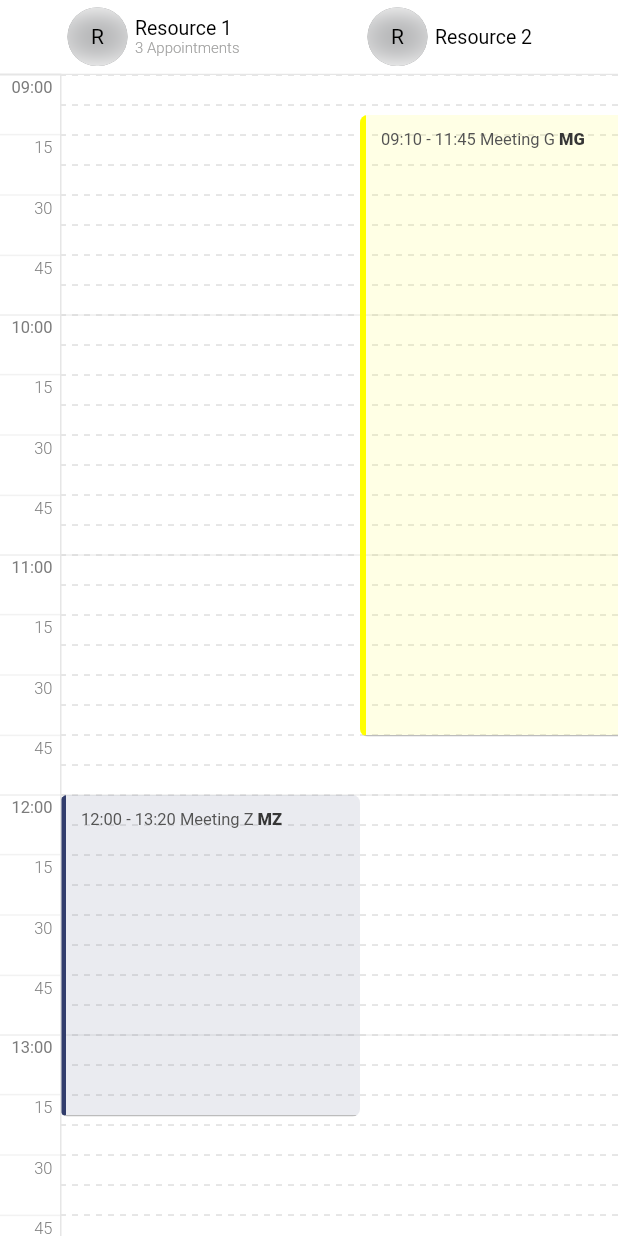
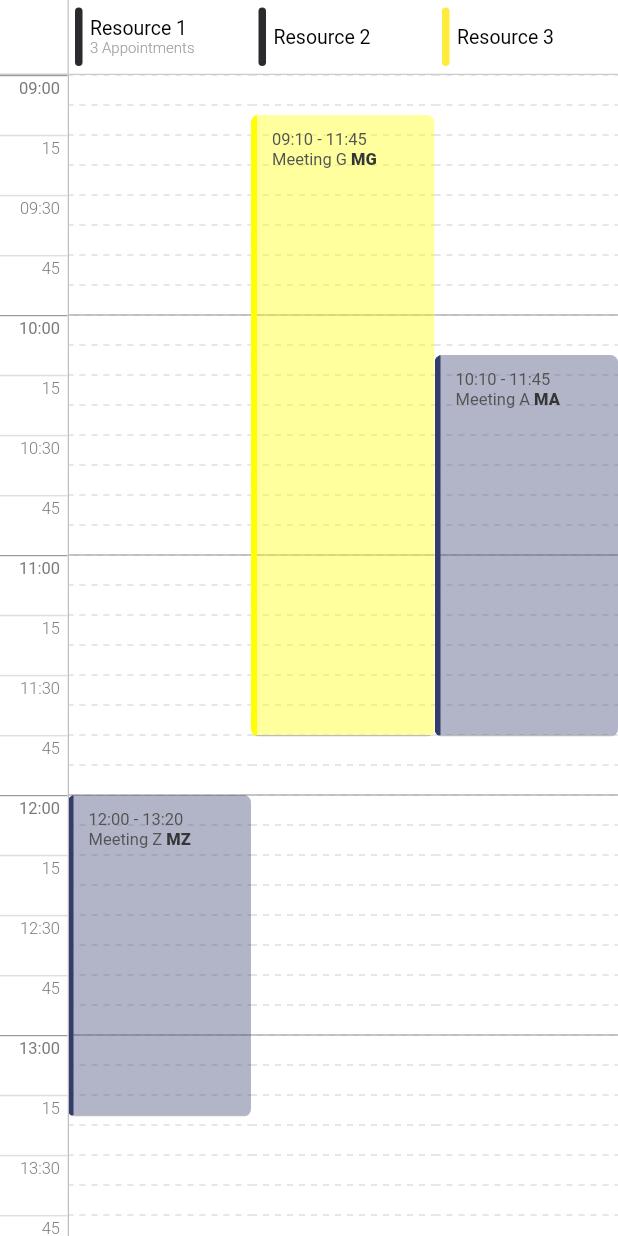
Before and after one commit to iliyass-zamouri/flutter_agenda, a Flutter app: the screen it shows after launch, on a phone screen of 412 x 824 dp. Run offline on Flutter 3.47's test engine with Material 2 defaults, Android fonts, the phone set to English and light mode, and no system bars.

```diff
--- a/example/lib/main.dart
+++ b/example/lib/main.dart
@@ -29,8 +29,8 @@ class _AgendaScreenState extends State<AgendaScreen> {
     super.initState();
     resources = [
       Pillar(
-        head: PillarHead(
-            title: 'Resource 1', subtitle: '3 Appointments', object: 1),
+        head:
+            Header(title: 'Resource 1', subtitle: '3 Appointments', object: 1),
         events: [
           AgendaEvent(
             title: 'Meeting D',
@@ -48,7 +48,7 @@ class _AgendaScreenState extends State<AgendaScreen> {
         ],
       ),
       Pillar(
-        head: PillarHead(title: 'Resource 2', object: 2),
+        head: Header(title: 'Resource 2', object: 2),
         events: [
           AgendaEvent(
             title: 'Meeting G',
@@ -60,7 +60,7 @@ class _AgendaScreenState extends State<AgendaScreen> {
         ],
       ),
       Pillar(
-        head: PillarHead(title: 'Resource 3', object: 3, color: Colors.yellow),
+        head: Header(title: 'Resource 3', object: 3, color: Colors.yellow),
         events: [
           AgendaEvent(
             title: 'Meeting A',
@@ -81,17 +81,14 @@ class _AgendaScreenState extends State<AgendaScreen> {
     return SafeArea(
       child: Scaffold(
         body: FlutterAgenda(
-          // the default view is timeItemHeight = 80 the timeline will be shown in 30 min view
-          // and if you  setState it 160 it will be the 15 min view
-          // or you can set it 60 and show an hourly timeline
+          resources: resources,
           agendaStyle: AgendaStyle(
-              startHour: 9,
-              endHour: 20,
-              pillarSeperator: false,
-              visibleTimeBorder: true,
-              timeItemWidth: 40,
-              timeSlot: TimeSlot.quarter),
-          pillarList: resources,
+            startHour: 9,
+            endHour: 20,
+            headerLogo: HeaderLogo.bar,
+            timeItemWidth: 45,
+            timeSlot: TimeSlot.quarter,
+          ),
           // the click else where (other than an event because it has it's own onTap parameter)
           // you get the object linked to the head object of the pillar which could be you project costume object
           // and the cliked time
--- a/lib/flutter_agenda.dart
+++ b/lib/flutter_agenda.dart
@@ -1,6 +1,7 @@
 library flutter_agenda;
 
-export 'src/models/pillar_head.dart';
+export 'src/models/header.dart';
+export 'src/models/header_logo.dart';
 export 'src/models/time_slot.dart';
 export 'src/models/pillar.dart';
 export 'src/models/agenda_event.dart';
--- a/lib/src/extensions/separator.dart
+++ b/lib/src/extensions/separator.dart
@@ -8,7 +8,7 @@ extension Seperator on Iterable<Widget> {
       widgets.add(Divider(
         thickness: 1,
         height: 1,
-        color: color.withOpacity(0.5),
+        color: color.withOpacity(0.25),
       ));
     });
     widgets.removeLast();
--- a/lib/src/models/pillar_head.dart
+++ b/lib/src/models/header.dart
@@ -1,6 +1,6 @@
 import 'package:flutter/material.dart';
 
-class PillarHead {
+class Header {
   final String title;
 
   final String? subtitle;
@@ -19,7 +19,7 @@ class PillarHead {
 
   final Color color;
 
-  PillarHead({
+  Header({
     required this.title,
     this.subtitle,
     this.object,
--- /dev/null
+++ b/lib/src/models/header_logo.dart
@@ -0,0 +1,4 @@
+enum HeaderLogo {
+  circle,
+  bar,
+}
--- a/lib/src/models/pillar.dart
+++ b/lib/src/models/pillar.dart
@@ -1,11 +1,11 @@
-import 'package:flutter_agenda/src/models/pillar_head.dart';
+import 'package:flutter_agenda/src/models/header.dart';
 import 'package:flutter_agenda/src/models/agenda_event.dart';
 
 class Pillar {
   /// Pillar object helps link the resource with his appointments.
 
   /// [head] employee/resource.
-  final PillarHead head;
+  final Header head;
 
   /// [events] (appointments/Todos) linked to the head.
   final List<AgendaEvent> events;
--- a/lib/src/styles/agenda_style.dart
+++ b/lib/src/styles/agenda_style.dart
@@ -1,4 +1,5 @@
 import 'package:flutter/material.dart';
+import 'package:flutter_agenda/src/models/header_logo.dart';
 import 'package:flutter_agenda/src/models/time_slot.dart';
 
 class AgendaStyle {
@@ -7,25 +8,27 @@ class AgendaStyle {
     this.startHour: 0,
     this.endHour: 24,
     this.cornerBottom: true,
-    this.cornerRight: false,
+    this.cornerRight: true,
     this.pillarColor: Colors.white,
     this.cornerColor: Colors.white,
     this.timelineColor: Colors.white,
     this.timelineItemColor: Colors.white,
     this.headSeperator: false,
-    this.pillarSeperator: true,
+    this.pillarSeperator: false,
     this.mainBackgroundColor: Colors.white,
     this.decorationLineBorderColor: const Color(0xFFCECECE),
     // this.eventBackgroundColor: Colors.white,
     this.headBottomBorder = true,
-    this.timelineBorderColor: const Color(0xFFE6E6E6),
+    this.fittedWidth = true,
+    this.timelineBorderColor: const Color(0xFF7F7F7F),
     this.timeItemTextColor: const Color(0xFF7B7B7B),
     this.eventRadius: 5,
     this.timeItemTextStyle: const TextStyle(
         color: Color(0xFFF999999), fontSize: 11, fontWeight: FontWeight.w300),
     this.pillarWidth: 200,
-    this.pillarHeadHeight: 50,
+    this.headerHeight: 50,
     this.timeSlot: TimeSlot.half,
+    this.headerLogo = HeaderLogo.circle,
     this.timeItemWidth: 70,
     this.decorationLineHeight: 20,
     this.decorationLineDashWidth: 4,
@@ -46,6 +49,8 @@ class AgendaStyle {
   final int endHour;
 
   final Color pillarColor;
+
+  final HeaderLogo headerLogo;
 
   final Color cornerColor;
 
@@ -71,13 +76,16 @@ class AgendaStyle {
 
   final Color decorationLineBorderColor;
 
+  // pillar width
   final double pillarWidth;
+
+  final bool fittedWidth;
 
   final bool headSeperator;
 
   final bool pillarSeperator;
 
-  final double pillarHeadHeight;
+  final double headerHeight;
 
   /// this timeSlot is so important.
   ///
--- a/lib/src/utils/utils.dart
+++ b/lib/src/utils/utils.dart
@@ -8,6 +8,31 @@ class Utils {
     return target.year == date.year &&
         target.month == date.month &&
         target.day == date.day;
+  }
+
+  static double pillarWidth(int lenght, double timeWidth, double defaultWidth,
+      Orientation orientation) {
+    MediaQueryData mediaData =
+        MediaQueryData.fromWindow(WidgetsBinding.instance!.window);
+    double screenWidth = mediaData.size.width;
+    switch (orientation) {
+      case Orientation.portrait:
+        if (screenWidth < 480 && lenght < 4) {
+          return (screenWidth - timeWidth) / lenght;
+        } else if (lenght < 8) {
+          return (screenWidth - timeWidth) / lenght;
+        } else {
+          return defaultWidth;
+        }
+      case Orientation.landscape:
+        if (screenWidth < 480 && lenght < 6) {
+          return (screenWidth - timeWidth) / lenght;
+        } else if (lenght < 12) {
+          return (screenWidth - timeWidth) / lenght;
+        } else {
+          return defaultWidth;
+        }
+    }
   }
 
   static String removeLastWord(String string) {
--- a/lib/src/views/agenda_screen.dart
+++ b/lib/src/views/agenda_screen.dart
@@ -2,6 +2,7 @@ import 'dart:ui';
 import 'package:flutter/material.dart';
 import 'package:flutter_agenda/flutter_agenda.dart';
 import 'package:flutter_agenda/src/controllers/scroll_linker.dart';
+import 'package:flutter_agenda/src/models/header_logo.dart';
 import 'package:flutter_agenda/src/models/time_slot.dart';
 import 'package:flutter_agenda/src/utils/scroll_config.dart';
 import 'package:flutter_agenda/src/utils/utils.dart';
@@ -13,7 +14,7 @@ class FlutterAgenda extends StatefulWidget {
   /// Agenda visualization only one required parameter [pillarsList].
   FlutterAgenda({
     Key? key,
-    required this.pillarList,
+    required this.resources,
     this.onTap,
     this.agendaStyle: const AgendaStyle(),
   }) : super(key: key);
@@ -23,7 +24,7 @@ class FlutterAgenda extends StatefulWidget {
   /// [head] employee/resource.
   ///
   /// [events] (appointments/Todos) linked to the head.
-  final List<Pillar> pillarList;
+  final List<Pillar> resources;
 
   /// longpress callback in an empty space in the calendar.
   ///
@@ -40,9 +41,12 @@ class FlutterAgenda extends StatefulWidget {
   _FlutterAgendaState createState() => _FlutterAgendaState();
 }
 
+// scroll linkers
 late ScrollLinker _horizontalScrollLinker;
 late ScrollLinker _verticalScrollLinker;
+// vertical scroll controllers
 List<ScrollController> _verticalScrollControllers = <ScrollController>[];
+// horizontal (header, body) scroll controllers
 late ScrollController _headerScrollController;
 late ScrollController _bodyScrollController;
 
@@ -60,7 +64,7 @@ class _FlutterAgendaState extends State<FlutterAgenda> {
 
     // sychronize the scroll of the horizontal scrollers
     _verticalScrollControllers.add(_verticalScrollLinker.addAndGet());
-    for (var i = 0; i < widget.pillarList.length; i++) {
+    for (var i = 0; i < widget.resources.length; i++) {
       _verticalScrollControllers.add(_verticalScrollLinker.addAndGet());
     }
   }
@@ -68,9 +72,15 @@ class _FlutterAgendaState extends State<FlutterAgenda> {
   @override
   void dispose() {
     super.dispose();
+    // disposing the vetical scrollers
     for (var i = 0; i < _verticalScrollControllers.length; i++) {
       _verticalScrollControllers[i].dispose();
     }
+    // clearing the vertical scrollers list
+    _verticalScrollControllers.clear();
+    // disposing the horizontal scrollers
+    _headerScrollController.dispose();
+    _bodyScrollController.dispose();
   }
 
   @override
@@ -91,20 +101,23 @@ class _FlutterAgendaState extends State<FlutterAgenda> {
       top: 0,
       child: SizedBox(
         width: widget.agendaStyle.timeItemWidth + 1,
-        height: widget.agendaStyle.pillarHeadHeight,
+        height: widget.agendaStyle.headerHeight,
         child: DecoratedBox(
+          position: DecorationPosition.background,
           decoration: BoxDecoration(
             color: widget.agendaStyle.cornerColor,
             border: Border(
                 right: !widget.agendaStyle.cornerRight
                     ? BorderSide.none
                     : BorderSide(
-                        color: widget.agendaStyle.timelineBorderColor,
+                        color: widget.agendaStyle.timelineBorderColor
+                            .withOpacity(0.4),
                       ),
                 bottom: !widget.agendaStyle.cornerBottom
                     ? BorderSide.none
                     : BorderSide(
-                        color: widget.agendaStyle.timelineBorderColor,
+                        color: widget.agendaStyle.timelineBorderColor
+                            .withOpacity(0.4),
                       )),
           ),
         ),
@@ -116,18 +129,19 @@ class _FlutterAgendaState extends State<FlutterAgenda> {
     return Padding(
       padding: EdgeInsets.only(
         left: widget.agendaStyle.timeItemWidth,
-        top: widget.agendaStyle.pillarHeadHeight,
+        top: widget.agendaStyle.headerHeight,
       ),
       child: ScrollConfiguration(
         behavior: NoGlowScroll(),
         child: ListView(
           scrollDirection: Axis.horizontal,
           controller: _bodyScrollController,
-          children: widget.pillarList.map((pillar) {
+          children: widget.resources.map((pillar) {
             return PillarView(
               headObject: pillar.head.object,
+              lenght: widget.resources.length,
               scrollController: _verticalScrollControllers[
-                  widget.pillarList.indexOf(pillar) + 1],
+                  widget.resources.indexOf(pillar) + 1],
               events: pillar.events,
               callBack: (p0, p1) => widget.onTap!(p0, p1),
               agendaStyle: widget.agendaStyle,
@@ -142,11 +156,13 @@ class _FlutterAgendaState extends State<FlutterAgenda> {
     return Container(
       alignment: Alignment.topLeft,
       width: widget.agendaStyle.timeItemWidth + 1,
-      padding: EdgeInsets.only(top: widget.agendaStyle.pillarHeadHeight),
+      padding: EdgeInsets.only(top: widget.agendaStyle.headerHeight),
       decoration: BoxDecoration(
         color: widget.agendaStyle.timelineColor,
         border: Border(
-            right: BorderSide(color: widget.agendaStyle.timelineBorderColor)),
+            right: BorderSide(
+                color:
+                    widget.agendaStyle.timelineBorderColor.withOpacity(0.5))),
       ),
       child: ScrollConfiguration(
         behavior: NoGlowScroll(),
@@ -165,8 +181,9 @@ class _FlutterAgendaState extends State<FlutterAgenda> {
               decoration: BoxDecoration(
                 border: Border(
                   top: BorderSide(
-                    color: widget.agendaStyle.timelineBorderColor,
-                    width: 0,
+                    color:
+                        widget.agendaStyle.timelineBorderColor.withOpacity(0.8),
+                    width: 0.8,
                   ),
                 ),
                 color: widget.agendaStyle.timelineItemColor,
@@ -184,7 +201,7 @@ class _FlutterAgendaState extends State<FlutterAgenda> {
                             style: widget.agendaStyle.timeItemTextStyle
                                 .copyWith(
                                     color: widget.agendaStyle.timeItemTextColor,
-                                    fontWeight: FontWeight.w400),
+                                    fontWeight: FontWeight.w500),
                             textAlign: TextAlign.right,
                           ),
                         ),
@@ -192,7 +209,7 @@ class _FlutterAgendaState extends State<FlutterAgenda> {
                           padding:
                               EdgeInsets.symmetric(vertical: 2, horizontal: 5),
                           child: Text(
-                            Utils.minFormatter(30),
+                            Utils.hourFormatter(hour, 30),
                             style: widget.agendaStyle.timeItemTextStyle
                                 .copyWith(
                                     color:
@@ -239,7 +256,7 @@ class _FlutterAgendaState extends State<FlutterAgenda> {
                               padding: EdgeInsets.symmetric(
                                   vertical: 2, horizontal: 5),
                               child: Text(
-                                Utils.minFormatter(30),
+                                Utils.hourFormatter(hour, 30),
                                 style: widget.agendaStyle.timeItemTextStyle
                                     .copyWith(
                                         color: widget
@@ -290,10 +307,11 @@ class _FlutterAgendaState extends State<FlutterAgenda> {
         border: !widget.agendaStyle.headBottomBorder
             ? null
             : Border(
-                bottom:
-                    BorderSide(color: widget.agendaStyle.timelineBorderColor)),
+                bottom: BorderSide(
+                    color: widget.agendaStyle.timelineBorderColor
+                        .withOpacity(0.4))),
       ),
-      height: widget.agendaStyle.pillarHeadHeight,
+      height: widget.agendaStyle.headerHeight,
       padding: EdgeInsets.only(left: widget.agendaStyle.timeItemWidth),
       child: ScrollConfiguration(
         behavior: NoGlowScroll(),
@@ -301,15 +319,21 @@ class _FlutterAgendaState extends State<FlutterAgenda> {
           scrollDirection: Axis.horizontal,
           controller: _headerScrollController,
           shrinkWrap: true,
-          children: widget.pillarList.map((pillar) {
+          children: widget.resources.map((pillar) {
             return GestureDetector(
               onTap: () => pillar.head.onTap,
               child: Container(
-                width: widget.agendaStyle.pillarWidth,
+                width: widget.agendaStyle.fittedWidth
+                    ? Utils.pillarWidth(
+                        widget.resources.length,
+                        widget.agendaStyle.timeItemWidth,
+                        widget.agendaStyle.pillarWidth,
+                        MediaQuery.of(context).orientation)
+                    : widget.agendaStyle.pillarWidth,
                 height: pillar.head.height,
                 decoration: BoxDecoration(
                   color: pillar.head.backgroundColor,
-                  border: !widget.agendaStyle.pillarSeperator
+                  border: !widget.agendaStyle.headSeperator
                       ? null
                       : Border(
                           left: BorderSide(
@@ -323,7 +347,9 @@ class _FlutterAgendaState extends State<FlutterAgenda> {
                       Padding(
                         padding:
                             EdgeInsets.symmetric(horizontal: 5, vertical: 5),
-                        child: Material(
+                        child: widget.agendaStyle.headerLogo ==
+                                HeaderLogo.circle
+                            ? Material(
                                 color: pillar.head.color.withOpacity(0.5),
                                 borderRadius: BorderRadius.circular(50),
                                 child: ClipRRect(
@@ -334,7 +360,8 @@ class _FlutterAgendaState extends State<FlutterAgenda> {
                                       sigmaY: 7.0,
                                     ),
                                     child: Container(
-                                width: widget.agendaStyle.pillarHeadHeight - 10,
+                                      width:
+                                          widget.agendaStyle.headerHeight - 10,
                                       decoration: BoxDecoration(
                                         color: Colors.transparent,
                                         borderRadius: BorderRadius.circular(50),
@@ -350,6 +377,14 @@ class _FlutterAgendaState extends State<FlutterAgenda> {
                                       ),
                                     ),
                                   ),
+                                ),
+                              )
+                            : Container(
+                                width: 5,
+                                height: widget.agendaStyle.headerHeight,
+                                decoration: BoxDecoration(
+                                  color: pillar.head.color,
+                                  borderRadius: BorderRadius.circular(50),
                                 ),
                               ),
                       ),
--- a/lib/src/views/event_view.dart
+++ b/lib/src/views/event_view.dart
@@ -8,11 +8,13 @@ import 'package:flutter_agenda/src/utils/utils.dart';
 
 class EventView extends StatelessWidget {
   final AgendaEvent event;
+  final int lenght;
   final AgendaStyle agendaStyle;
 
   const EventView({
     Key? key,
     required this.event,
+    required this.lenght,
     required this.agendaStyle,
   }) : super(key: key);
 
@@ -22,7 +24,10 @@ class EventView extends StatelessWidget {
       top: top(),
       height: height(),
       left: 0,
-      width: agendaStyle.pillarWidth,
+      width: agendaStyle.fittedWidth
+          ? Utils.pillarWidth(lenght, agendaStyle.timeItemWidth,
+              agendaStyle.pillarWidth, MediaQuery.of(context).orientation)
+          : agendaStyle.pillarWidth,
       child: GestureDetector(
         onTap: event.onTap,
         child: ClipRRect(
@@ -30,7 +35,7 @@ class EventView extends StatelessWidget {
           child: Container(
             decoration: event.decoration ??
                 (BoxDecoration(
-                    color: event.backgroundColor.withOpacity(0.1),
+                    color: event.backgroundColor.withOpacity(0.38),
                     border: Border(
                       left: BorderSide(
                           color: event.backgroundColor,
--- a/lib/src/views/pillar_view.dart
+++ b/lib/src/views/pillar_view.dart
@@ -4,11 +4,13 @@ import 'package:flutter_agenda/src/models/agenda_event.dart';
 import 'package:flutter_agenda/src/models/time_slot.dart';
 import 'package:flutter_agenda/src/styles/background_painter.dart';
 import 'package:flutter_agenda/src/styles/agenda_style.dart';
+import 'package:flutter_agenda/src/utils/utils.dart';
 import 'package:flutter_agenda/src/views/event_view.dart';
 
 class PillarView extends StatelessWidget {
   final dynamic headObject;
   final List<AgendaEvent> events;
+  final int lenght;
   final ScrollController scrollController;
   final AgendaStyle agendaStyle;
   final Function(EventTime, dynamic)? callBack;
@@ -17,6 +19,7 @@ class PillarView extends StatelessWidget {
     Key? key,
     required this.headObject,
     required this.events,
+    required this.lenght,
     required this.scrollController,
     required this.agendaStyle,
     this.callBack,
@@ -34,8 +37,11 @@ class PillarView extends StatelessWidget {
         physics: ClampingScrollPhysics(),
         child: Container(
           height: height(),
-          width: agendaStyle.pillarWidth,
-          decoration: agendaStyle.headSeperator
+          width: agendaStyle.fittedWidth
+              ? Utils.pillarWidth(lenght, agendaStyle.timeItemWidth,
+                  agendaStyle.pillarWidth, MediaQuery.of(context).orientation)
+              : agendaStyle.pillarWidth,
+          decoration: agendaStyle.pillarSeperator
               ? BoxDecoration(
                   border: Border(left: BorderSide(color: Color(0xFFCECECE))))
               : BoxDecoration(),
@@ -53,6 +59,7 @@ class PillarView extends StatelessWidget {
               ...events.map((event) {
                 return EventView(
                   event: event,
+                  lenght: lenght,
                   agendaStyle: agendaStyle,
                 );
               }).toList(),
--- a/pubspec.yaml
+++ b/pubspec.yaml
@@ -1,6 +1,6 @@
 name: flutter_agenda
 description: Agenda view package with diagnol scrolling, vertical timeline, horizontal resources and auto rendering for thier appoiments.
-version: 2.0.0
+version: 3.0.0
 homepage: https://github.com/iliyass-zamouri/flutter_agenda
 
 environment:
```
Also changed, not shown: example/pubspec.lock, 2 other files. Lines whose indentation alone changed are shown as unchanged.
